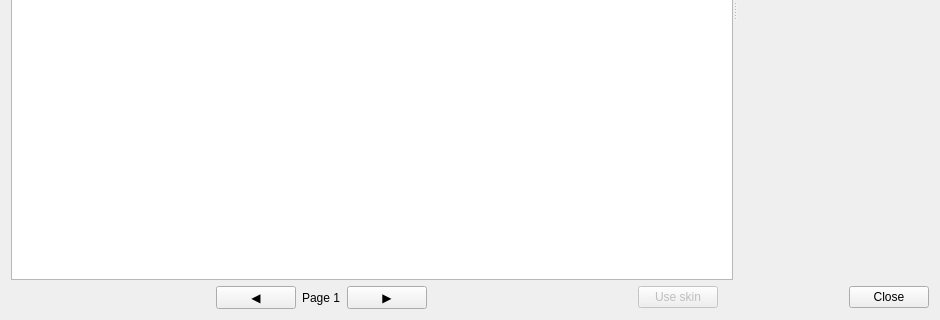
corecommit/PollyMC-Continued, file launcher/ui/dialogs/skins/SkinBrowserDialog.ui: the form before one commit; both pictures show x 0 to 940 and y 300 to 620 of the 940 by 620 pixel window.
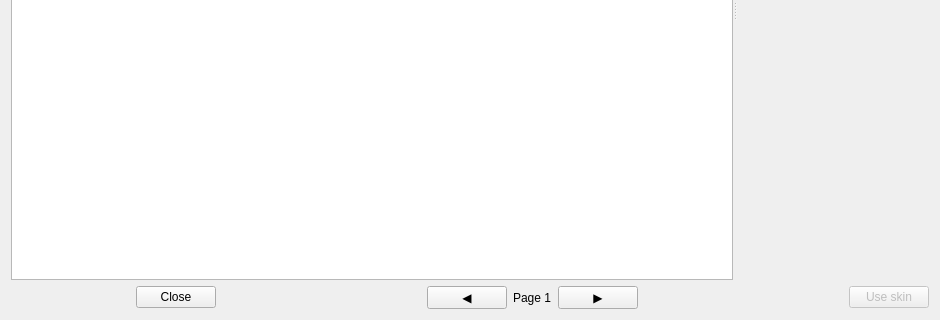
The form after the commit.

Commit message:
Add: Refactor SkinBrowserDialog UI layout and comments [skip release]
Removed unnecessary comments and reorganized the layout to include a button box for closing the dialog.

The edit to the form file:
```diff
--- a/launcher/ui/dialogs/skins/SkinBrowserDialog.ui
+++ b/launcher/ui/dialogs/skins/SkinBrowserDialog.ui
@@ -132,6 +132,13 @@
    <!-- New bottom bar: page nav centered, use skin + close on the right -->
    <item>
     <layout class="QHBoxLayout" name="bottomBar">
+     <item>
+      <widget class="QDialogButtonBox" name="buttonBox">
+       <property name="standardButtons">
+        <set>QDialogButtonBox::Close</set>
+       </property>
+      </widget>
+     </item>
      <item>
       <spacer name="bottomLeftSpacer">
        <property name="orientation">
@@ -198,13 +205,6 @@
        </property>
       </widget>
      </item>
-     <item>
-      <widget class="QDialogButtonBox" name="buttonBox">
-       <property name="standardButtons">
-        <set>QDialogButtonBox::Close</set>
-       </property>
-      </widget>
-     </item>
     </layout>
    </item>
   </layout>
```
Left out of the diff: 4 changed lines with no effect on the pictures.
